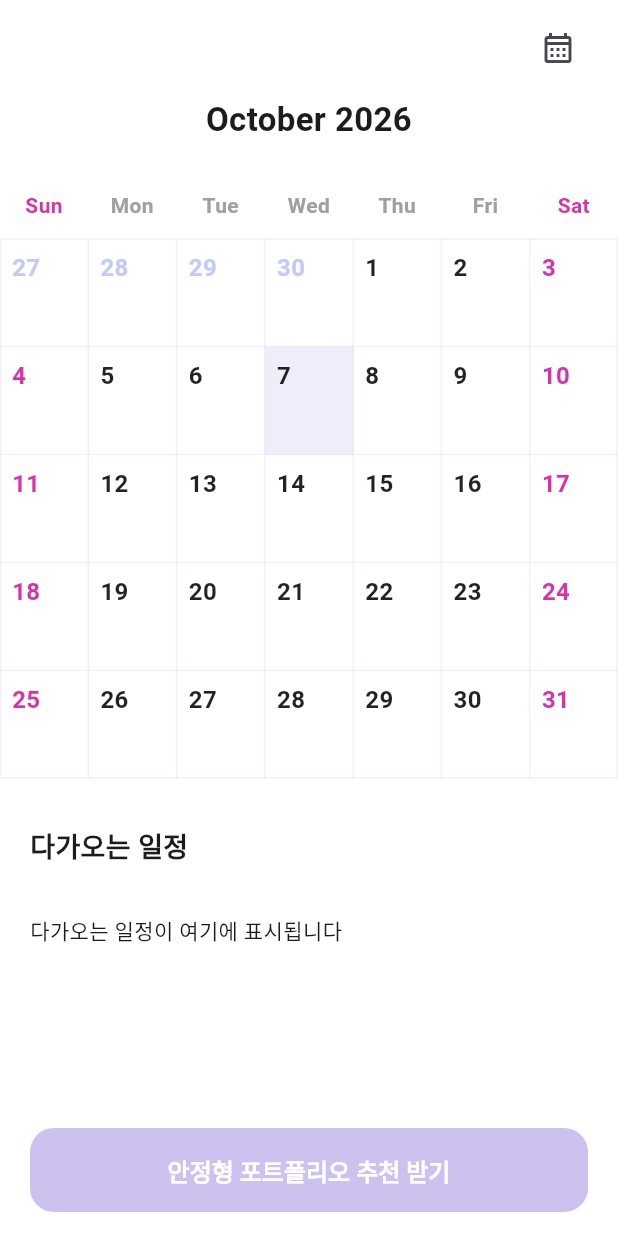
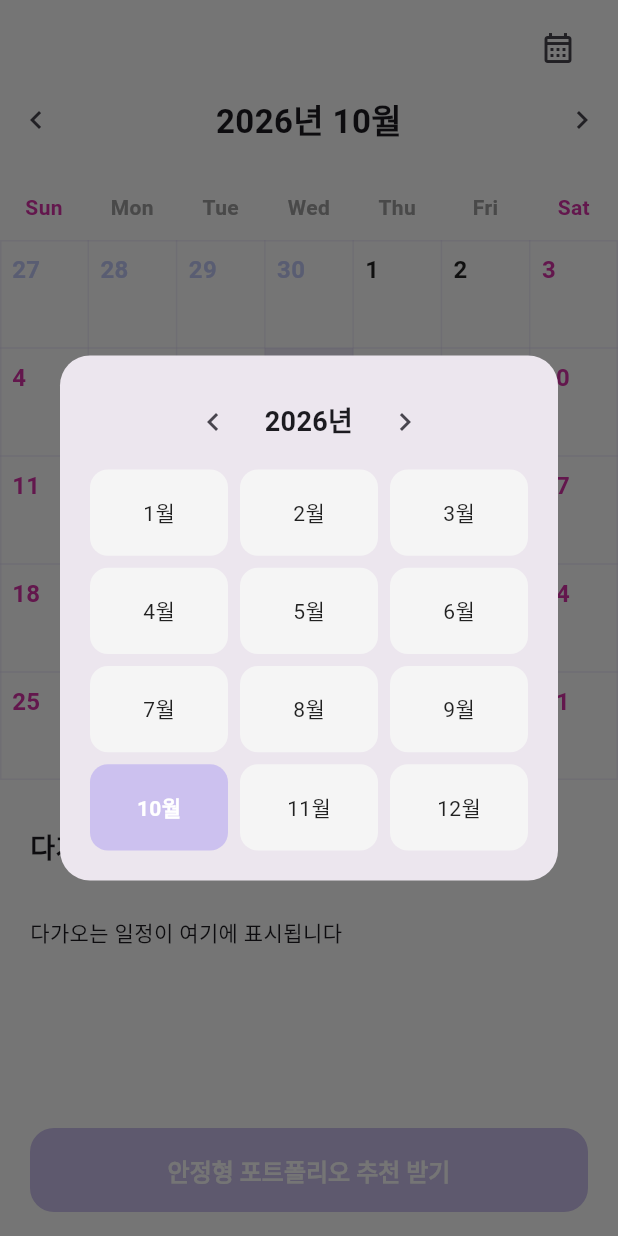
Before and after one commit to kakaotechcampus-4/ktc4-kyungpook-4, a Flutter app: the screen it shows after launch, after a tap on the "calendar month" icon, on a phone screen of 412 x 824 dp. Run offline on Flutter 3.47's test engine with Material 3 defaults, Android fonts, the phone set to English and light mode, and no system bars; our stand-ins replace flutter_riverpod, go_router.

Commit message:
feat(frontend): 캘린더에 월 이동 기능 추가 (화살표 + 연/월 피커)
캘린더가 항상 DateTime.now() 기준 이번 달만 보여줘서 다른 달/연도의
날짜에는 상품 정보를 기록할 수 없었다.

- calendar_screen.dart: 표시할 달을 추적하는 _displayedMonth 상태 추가.
  헤더에 ‹ › 화살표로 한 달씩 이동, 기존에 자리만 있던(빈 onPressed)
  달력 아이콘 버튼을 연/월 피커 열기로 연결.
- month_year_picker.dart(신규): 연도를 앞뒤로 넘기며 월을 고르는
  다이얼로그.
- 월 표기를 영어("October 2026")에서 한글("2026년 10월")로 변경 -
  영어에 익숙하지 않은 사용자도 보기 편하도록.
- 헤더 Row를 Expanded로 감싸 화살표를 양 끝에 고정 - "1월"/"10월"처럼
  글자 수가 달라져도 화살표 위치가 움직이지 않도록.

Co-Authored-By: Claude Sonnet 5 <noreply@anthropic.com>

```diff
--- a/frontend/lib/screens/calendar/calendar_screen.dart
+++ b/frontend/lib/screens/calendar/calendar_screen.dart
@@ -9,14 +9,10 @@ import '../../providers/manual_entry_provider.dart';
 import '../../router/app_router.dart';
 import '../../widgets/manual_entry_tile.dart';
 import '../../widgets/month_calendar_grid.dart';
+import '../../widgets/month_year_picker.dart';
 import '../../widgets/primary_button.dart';
 import '../../widgets/product_entry_form.dart';
 import '../../widgets/upcoming_event_tile.dart';
-
-const _monthNames = [
-  'January', 'February', 'March', 'April', 'May', 'June',
-  'July', 'August', 'September', 'October', 'November', 'December',
-];
 
 class CalendarScreen extends ConsumerStatefulWidget {
   const CalendarScreen({super.key});
@@ -27,6 +23,28 @@ class CalendarScreen extends ConsumerStatefulWidget {
 
 class _CalendarScreenState extends ConsumerState<CalendarScreen> {
   late DateTime _selectedDate = DateTime.now();
+  late DateTime _displayedMonth =
+      DateTime(DateTime.now().year, DateTime.now().month);
+
+  void _goToPreviousMonth() {
+    setState(() {
+      _displayedMonth = DateTime(_displayedMonth.year, _displayedMonth.month - 1);
+    });
+  }
+
+  void _goToNextMonth() {
+    setState(() {
+      _displayedMonth = DateTime(_displayedMonth.year, _displayedMonth.month + 1);
+    });
+  }
+
+  Future<void> _openMonthYearPicker() async {
+    final picked = await showMonthYearPicker(
+      context: context,
+      initialMonth: _displayedMonth,
+    );
+    if (picked != null) setState(() => _displayedMonth = picked);
+  }
 
   void _openEntrySheet(DateTime date) {
     showModalBottomSheet(
@@ -61,7 +79,6 @@ class _CalendarScreenState extends ConsumerState<CalendarScreen> {
 
   @override
   Widget build(BuildContext context) {
-    final today = DateTime.now();
     final eventsAsync = ref.watch(upcomingEventsProvider);
     final manualEntries = ref.watch(manualEntryProvider);
 
@@ -75,22 +92,36 @@ class _CalendarScreenState extends ConsumerState<CalendarScreen> {
               child: Padding(
                 padding: const EdgeInsets.fromLTRB(16, 8, 16, 0),
                 child: IconButton(
-                  onPressed: () {},
+                  onPressed: _openMonthYearPicker,
                   icon: const Icon(Icons.calendar_month_outlined),
                 ),
               ),
             ),
-            Padding(
-              padding: const EdgeInsets.symmetric(vertical: 8),
-              child: Text(
-                '${_monthNames[today.month - 1]} ${today.year}',
-                textAlign: TextAlign.center,
-                style: const TextStyle(fontSize: 22, fontWeight: FontWeight.bold),
-              ),
+            Row(
+              children: [
+                IconButton(
+                  onPressed: _goToPreviousMonth,
+                  icon: const Icon(Icons.chevron_left),
+                ),
+                // 화살표는 항상 양쪽 끝에 고정하고, 그 사이 공간 안에서만
+                // 글자를 가운데 정렬한다. "1월"/"10월"처럼 글자 수가 달라도
+                // 화살표 위치가 글자 너비에 따라 움직이지 않는다.
+                Expanded(
+                  child: Text(
+                    '${_displayedMonth.year}년 ${_displayedMonth.month}월',
+                    textAlign: TextAlign.center,
+                    style: const TextStyle(fontSize: 22, fontWeight: FontWeight.bold),
+                  ),
+                ),
+                IconButton(
+                  onPressed: _goToNextMonth,
+                  icon: const Icon(Icons.chevron_right),
+                ),
+              ],
             ),
             const SizedBox(height: 12),
             MonthCalendarGrid(
-              month: today,
+              month: _displayedMonth,
               highlightedDate: _selectedDate,
               onDateSelected: (date) {
                 setState(() => _selectedDate = date);
--- /dev/null
+++ b/frontend/lib/widgets/month_year_picker.dart
@@ -0,0 +1,120 @@
+import 'package:flutter/material.dart';
+
+import '../theme/app_colors.dart';
+
+const _monthLabels = [
+  '1월', '2월', '3월', '4월', '5월', '6월',
+  '7월', '8월', '9월', '10월', '11월', '12월',
+];
+
+/// 연도를 앞뒤로 넘기면서 월을 고르는 다이얼로그. 고르면 그 달의 1일을
+/// 가리키는 DateTime을 반환하고, 취소하면 null을 반환한다.
+Future<DateTime?> showMonthYearPicker({
+  required BuildContext context,
+  required DateTime initialMonth,
+}) {
+  return showDialog<DateTime>(
+    context: context,
+    builder: (context) => _MonthYearPickerDialog(initialMonth: initialMonth),
+  );
+}
+
+class _MonthYearPickerDialog extends StatefulWidget {
+  final DateTime initialMonth;
+
+  const _MonthYearPickerDialog({required this.initialMonth});
+
+  @override
+  State<_MonthYearPickerDialog> createState() => _MonthYearPickerDialogState();
+}
+
+class _MonthYearPickerDialogState extends State<_MonthYearPickerDialog> {
+  late int _year = widget.initialMonth.year;
+
+  @override
+  Widget build(BuildContext context) {
+    return Dialog(
+      shape: RoundedRectangleBorder(borderRadius: BorderRadius.circular(20)),
+      child: Padding(
+        padding: const EdgeInsets.all(20),
+        child: Column(
+          mainAxisSize: MainAxisSize.min,
+          children: [
+            Row(
+              mainAxisAlignment: MainAxisAlignment.center,
+              children: [
+                IconButton(
+                  onPressed: () => setState(() => _year--),
+                  icon: const Icon(Icons.chevron_left),
+                ),
+                SizedBox(
+                  width: 80,
+                  child: Text(
+                    '$_year년',
+                    textAlign: TextAlign.center,
+                    style: const TextStyle(fontSize: 18, fontWeight: FontWeight.bold),
+                  ),
+                ),
+                IconButton(
+                  onPressed: () => setState(() => _year++),
+                  icon: const Icon(Icons.chevron_right),
+                ),
+              ],
+            ),
+            const SizedBox(height: 8),
+            GridView.count(
+              shrinkWrap: true,
+              crossAxisCount: 3,
+              mainAxisSpacing: 8,
+              crossAxisSpacing: 8,
+              childAspectRatio: 1.6,
+              children: [
+                for (var month = 1; month <= 12; month++)
+                  _MonthCell(
+                    label: _monthLabels[month - 1],
+                    isSelected: _year == widget.initialMonth.year &&
+                        month == widget.initialMonth.month,
+                    onTap: () => Navigator.of(context).pop(DateTime(_year, month)),
+                  ),
+              ],
+            ),
+          ],
+        ),
+      ),
+    );
+  }
+}
+
+class _MonthCell extends StatelessWidget {
+  final String label;
+  final bool isSelected;
+  final VoidCallback onTap;
+
+  const _MonthCell({
+    required this.label,
+    required this.isSelected,
+    required this.onTap,
+  });
+
+  @override
+  Widget build(BuildContext context) {
+    return InkWell(
+      onTap: onTap,
+      borderRadius: BorderRadius.circular(12),
+      child: Container(
+        alignment: Alignment.center,
+        decoration: BoxDecoration(
+          color: isSelected ? AppColors.lavender : Colors.grey.shade100,
+          borderRadius: BorderRadius.circular(12),
+        ),
+        child: Text(
+          label,
+          style: TextStyle(
+            fontWeight: isSelected ? FontWeight.bold : FontWeight.normal,
+            color: isSelected ? Colors.white : Colors.black87,
+          ),
+        ),
+      ),
+    );
+  }
+}
```
